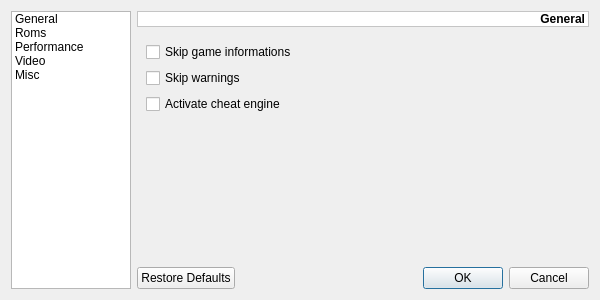
This is branches/src/UISettings.ui in pasnox/xmessgui as Qt 5 draws it before an edit. The edited form follows.
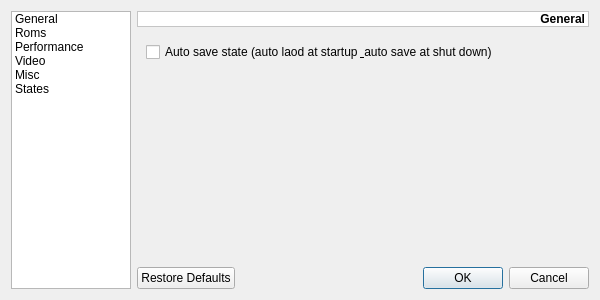
This is the edited form. Icons and pictures are not drawn.

Commit message: New settings handled

Patch:
```diff
--- a/branches/src/UISettings.ui
+++ b/branches/src/UISettings.ui
@@ -73,6 +73,11 @@
        <string>Misc</string>
       </property>
      </item>
+     <item>
+      <property name="text">
+       <string>States</string>
+      </property>
+     </item>
     </widget>
    </item>
    <item row="0" column="1">
@@ -173,7 +178,7 @@
       </sizepolicy>
      </property>
      <property name="currentIndex">
-      <number>4</number>
+      <number>5</number>
      </property>
      <widget class="QWidget" name="wGeneral">
       <layout class="QVBoxLayout" name="verticalLayout">
@@ -550,6 +555,30 @@
        </item>
       </layout>
      </widget>
+     <widget class="QWidget" name="wStates">
+      <layout class="QVBoxLayout" name="verticalLayout_6">
+       <item>
+        <widget class="QCheckBox" name="cbAutoSave">
+         <property name="text">
+          <string>Auto save state (auto laod at startup &amp; auto save at shut down)</string>
+         </property>
+        </widget>
+       </item>
+       <item>
+        <spacer name="verticalSpacer_6">
+         <property name="orientation">
+          <enum>Qt::Vertical</enum>
+         </property>
+         <property name="sizeHint" stdset="0">
+          <size>
+           <width>20</width>
+           <height>200</height>
+          </size>
+         </property>
+        </spacer>
+       </item>
+      </layout>
+     </widget>
     </widget>
    </item>
    <item row="2" column="1">
```
Left out of the diff: 2 changed lines with no effect on the pictures. The commit also changes 10 other files.
